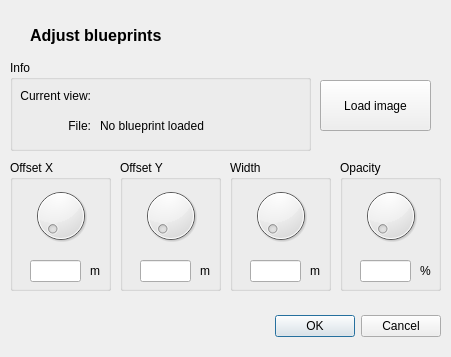
RORMasa/NodeBeamEditor, file source/blueprints.ui: the form before one commit.
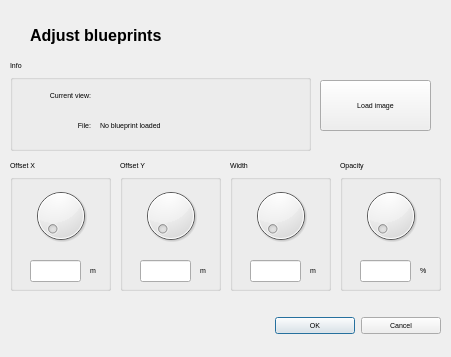
The form after the commit.

Diff of the .ui file:
```diff
--- a/source/blueprints.ui
+++ b/source/blueprints.ui
@@ -10,6 +10,11 @@
     <height>357</height>
    </rect>
   </property>
+  <property name="font">
+   <font>
+    <pointsize>5</pointsize>
+   </font>
+  </property>
   <property name="windowTitle">
    <string>Blueprints</string>
   </property>
@@ -294,7 +299,7 @@
     <rect>
      <x>30</x>
      <y>20</y>
-     <width>211</width>
+     <width>290</width>
      <height>31</height>
     </rect>
    </property>
```
